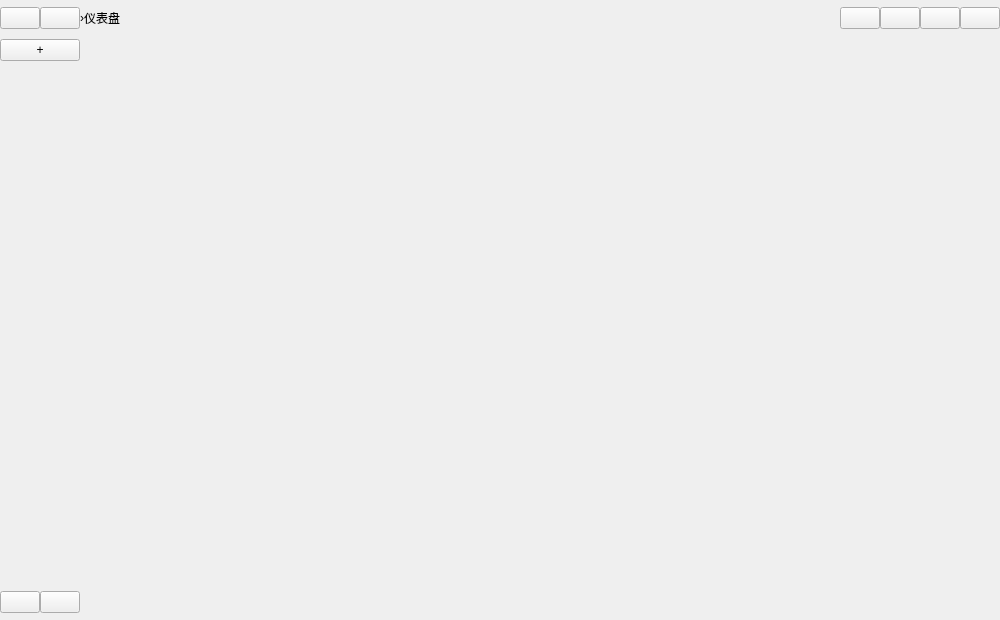
Old version of the form Sources/Froms/MainWindow.ui in the repository FixLater/image-text.
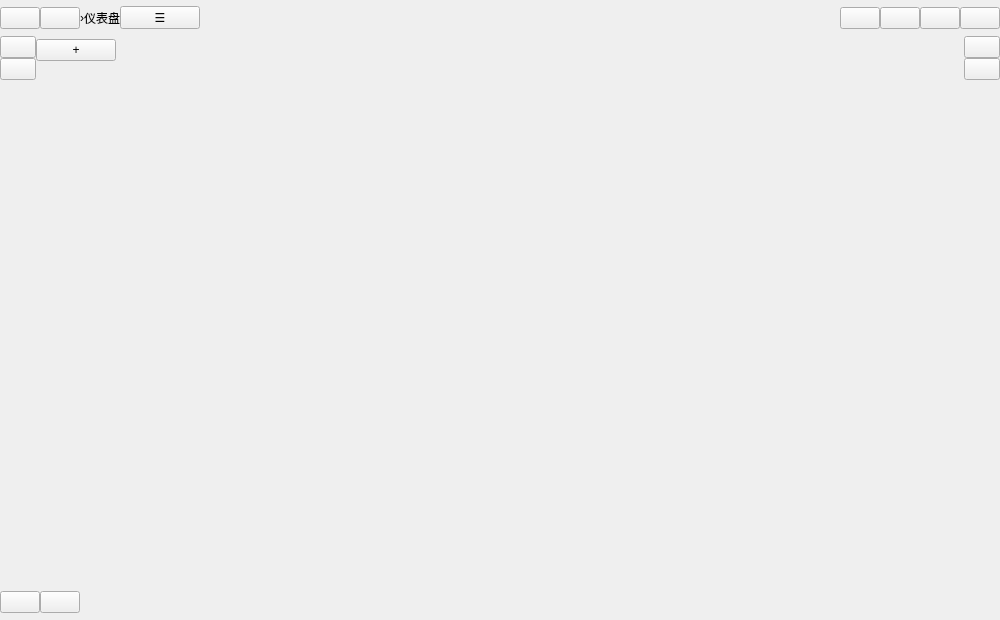
New version of the form.

Commit message:
feat(ui): 添加紧凑模式和侧边栏视图切换功能
- 在标题栏添加视图切换按钮，支持紧凑模式和侧边栏模式切换
- 实现左侧边栏图标按钮，包含WebSocket和翻译模块导航
- 添加应用程序图标到面包屑标签显示
- 配置新按钮样式和交互效果，包括悬停状态变化
- 添加左右侧边栏容器用于扩展UI布局
- 实现视图模式切换逻辑和状态管理

Patch:
```diff
--- a/Sources/Froms/MainWindow.ui
+++ b/Sources/Froms/MainWindow.ui
@@ -88,6 +88,16 @@
           </property>
          </widget>
        </item>
+        <item>
+         <widget class="QPushButton" name="viewToggleBtn">
+          <property name="text">
+           <string>☰</string>
+          </property>
+          <property name="toolTip">
+           <string>切换视图</string>
+          </property>
+         </widget>
+        </item>
        <item>
         <spacer name="titleSpacer">
          <property name="orientation">
@@ -133,6 +143,102 @@
      </widget>
     </item>
     <item>
+     <widget class="QWidget" name="middleWidget">
+      <layout class="QHBoxLayout" name="middleHLayout">
+       <property name="spacing">
+        <number>0</number>
+       </property>
+       <property name="leftMargin">
+        <number>0</number>
+       </property>
+       <property name="topMargin">
+        <number>0</number>
+       </property>
+       <property name="rightMargin">
+        <number>0</number>
+       </property>
+       <property name="bottomMargin">
+        <number>0</number>
+       </property>
+       <item>
+        <widget class="QWidget" name="leftBarWidget">
+         <property name="minimumSize">
+          <size>
+           <width>36</width>
+           <height>0</height>
+          </size>
+         </property>
+         <property name="maximumSize">
+          <size>
+           <width>36</width>
+           <height>16777215</height>
+          </size>
+         </property>
+         <layout class="QVBoxLayout" name="leftBarLayout">
+          <property name="spacing">
+           <number>0</number>
+          </property>
+          <property name="leftMargin">
+           <number>0</number>
+          </property>
+          <property name="topMargin">
+           <number>0</number>
+          </property>
+          <property name="rightMargin">
+           <number>0</number>
+          </property>
+          <property name="bottomMargin">
+           <number>0</number>
+          </property>
+          <item>
+           <widget class="QPushButton" name="leftBtn1">
+            <property name="text">
+             <string/>
+            </property>
+           </widget>
+          </item>
+          <item>
+           <widget class="QPushButton" name="leftBtn2">
+            <property name="text">
+             <string/>
+            </property>
+           </widget>
+          </item>
+          <item>
+           <spacer name="leftSpacer">
+            <property name="orientation">
+             <enum>Qt::Vertical</enum>
+            </property>
+            <property name="sizeHint" stdset="0">
+             <size>
+              <width>20</width>
+              <height>40</height>
+             </size>
+            </property>
+           </spacer>
+          </item>
+         </layout>
+        </widget>
+       </item>
+       <item>
+        <widget class="QWidget" name="centerContentWidget">
+         <layout class="QVBoxLayout" name="centerContentLayout">
+          <property name="spacing">
+           <number>0</number>
+          </property>
+          <property name="leftMargin">
+           <number>0</number>
+          </property>
+          <property name="topMargin">
+           <number>0</number>
+          </property>
+          <property name="rightMargin">
+           <number>0</number>
+          </property>
+          <property name="bottomMargin">
+           <number>0</number>
+          </property>
+          <item>
      <widget class="QWidget" name="tabBarWidget">
       <property name="minimumSize">
        <size>
@@ -190,6 +296,72 @@
       <property name="currentIndex">
        <number>0</number>
       </property>
+           </widget>
+          </item>
+         </layout>
+        </widget>
+       </item>
+       <item>
+        <widget class="QWidget" name="rightBarWidget">
+         <property name="minimumSize">
+          <size>
+           <width>36</width>
+           <height>0</height>
+          </size>
+         </property>
+         <property name="maximumSize">
+          <size>
+           <width>36</width>
+           <height>16777215</height>
+          </size>
+         </property>
+         <layout class="QVBoxLayout" name="rightBarLayout">
+          <property name="spacing">
+           <number>0</number>
+          </property>
+          <property name="leftMargin">
+           <number>0</number>
+          </property>
+          <property name="topMargin">
+           <number>0</number>
+          </property>
+          <property name="rightMargin">
+           <number>0</number>
+          </property>
+          <property name="bottomMargin">
+           <number>0</number>
+          </property>
+          <item>
+           <widget class="QPushButton" name="rightBtn1">
+            <property name="text">
+             <string/>
+            </property>
+           </widget>
+          </item>
+          <item>
+           <widget class="QPushButton" name="rightBtn2">
+            <property name="text">
+             <string/>
+            </property>
+           </widget>
+          </item>
+          <item>
+           <spacer name="rightSpacer">
+            <property name="orientation">
+             <enum>Qt::Vertical</enum>
+            </property>
+            <property name="sizeHint" stdset="0">
+             <size>
+              <width>20</width>
+              <height>40</height>
+             </size>
+            </property>
+           </spacer>
+          </item>
+         </layout>
+        </widget>
+       </item>
+      </layout>
      </widget>
     </item>
     <item>
```
Lines whose indentation alone changed are shown as unchanged. The commit also changes 2 other files.
